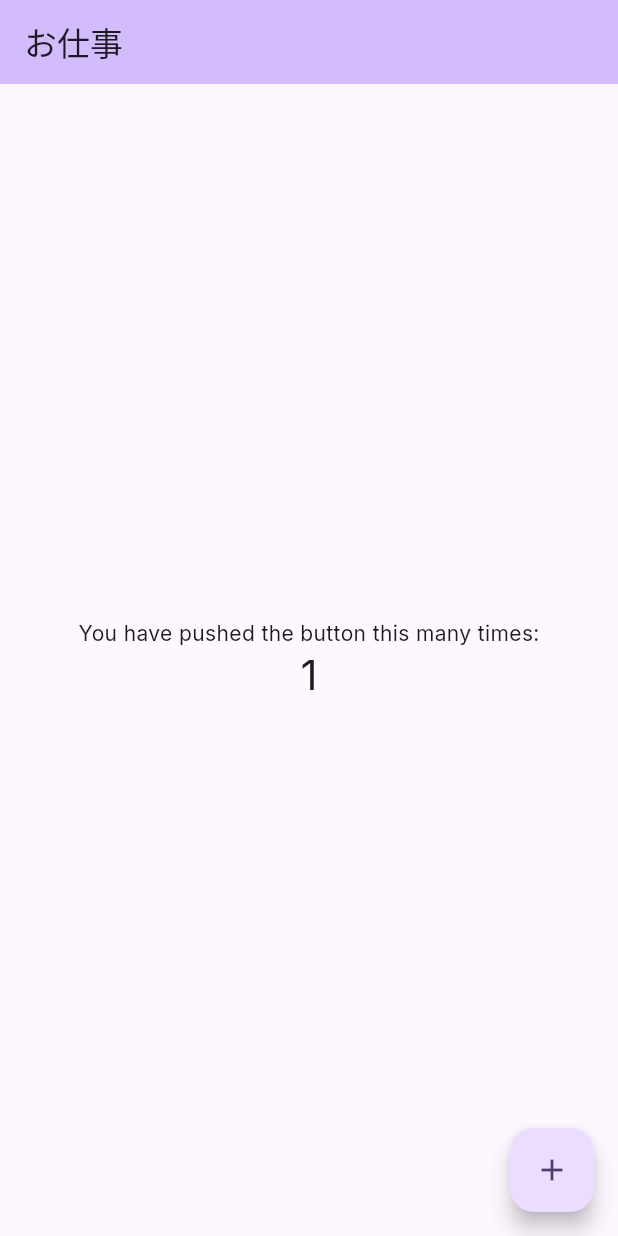
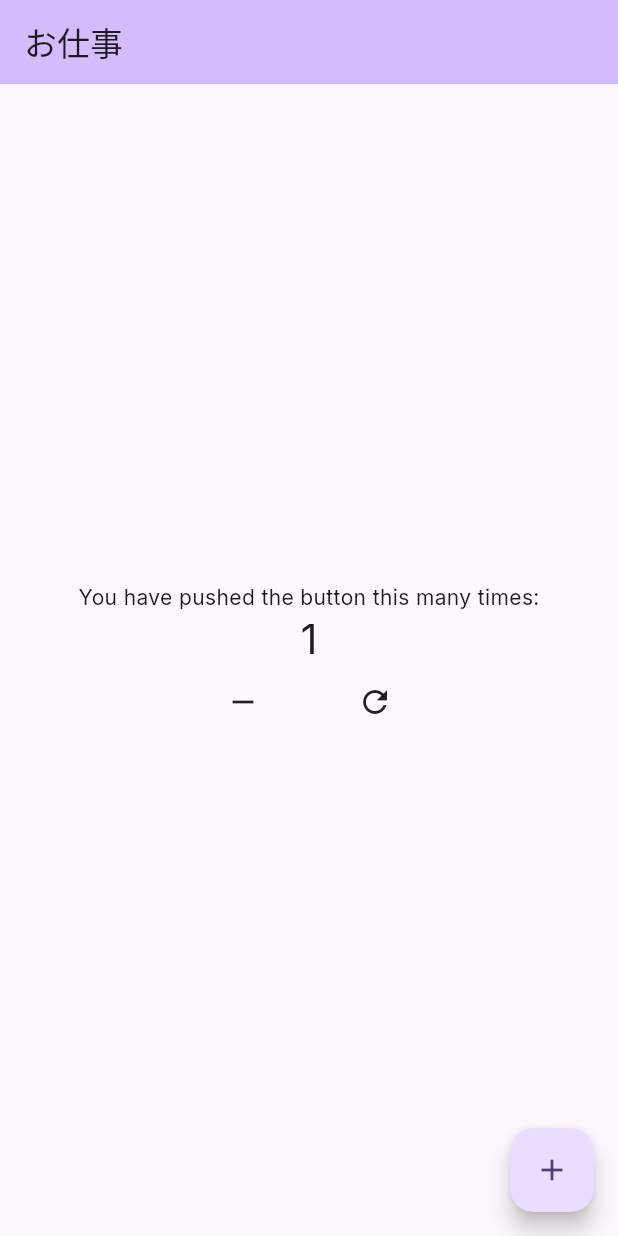
Before and after one commit to lv-kit/flutter-riverpod-sample, a Flutter app: the screen it shows after launch, after a tap on the "add" icon, on a phone screen of 412 x 824 dp. Run offline on Flutter 3.47's test engine with Material 3 defaults, Android fonts, the phone set to English and light mode, and no system bars; our stand-ins replace flutter_riverpod, google_fonts.

Commit message:
replace provider

```diff
--- a/lib/main.dart
+++ b/lib/main.dart
@@ -1,8 +1,11 @@
 import 'package:flutter/material.dart';
 import 'package:google_fonts/google_fonts.dart';
+import 'package:flutter_riverpod/flutter_riverpod.dart';
 
+final counterProvider = StateNotifierProvider<Counter, int>((ref) => Counter());
+final counterMessageProvider = Provider<String>((ref) => 'You have pushed the button this many times:');
 void main() {
-  runApp(const MyApp());
+  runApp(const ProviderScope(child: MyApp()));
 }
 
 class MyApp extends StatelessWidget {
@@ -40,46 +43,24 @@ class MyApp extends StatelessWidget {
   }
 }
 
-class MyHomePage extends StatefulWidget {
+class Counter extends StateNotifier<int> {
+  Counter(): super(0);
+
+  void increment() => state++;
+
+  void decrement() => state == 0 ? 0 : state--;
+
+  void reset() => state = 0;
+}
+
+class MyHomePage extends ConsumerWidget {
   const MyHomePage({super.key, required this.title});
-
-  // This widget is the home page of your application. It is stateful, meaning
-  // that it has a State object (defined below) that contains fields that affect
-  // how it looks.
-
-  // This class is the configuration for the state. It holds the values (in this
-  // case the title) provided by the parent (in this case the App widget) and
-  // used by the build method of the State. Fields in a Widget subclass are
-  // always marked "final".
-
   final String title;
 
   @override
-  State<MyHomePage> createState() => _MyHomePageState();
-}
-
-class _MyHomePageState extends State<MyHomePage> {
-  int _counter = 0;
-
-  void _incrementCounter() {
-    setState(() {
-      // This call to setState tells the Flutter framework that something has
-      // changed in this State, which causes it to rerun the build method below
-      // so that the display can reflect the updated values. If we changed
-      // _counter without calling setState(), then the build method would not be
-      // called again, and so nothing would appear to happen.
-      _counter++;
-    });
-  }
-
-  @override
-  Widget build(BuildContext context) {
-    // This method is rerun every time setState is called, for instance as done
-    // by the _incrementCounter method above.
-    //
-    // The Flutter framework has been optimized to make rerunning build methods
-    // fast, so that you can just rebuild anything that needs updating rather
-    // than having to individually change instances of widgets.
+  Widget build(BuildContext context, WidgetRef ref) {
+    final counter = ref.watch(counterProvider);
+    final counterMessage = ref.watch(counterMessageProvider);
     return Scaffold(
       appBar: AppBar(
         // TRY THIS: Try changing the color here to a specific color (to
@@ -88,7 +69,7 @@ class _MyHomePageState extends State<MyHomePage> {
         backgroundColor: Theme.of(context).colorScheme.inversePrimary,
         // Here we take the value from the MyHomePage object that was created by
         // the App.build method, and use it to set our appbar title.
-        title: Text(widget.title),
+        title: Text(title),
       ),
       body: Center(
         // Center is a layout widget. It takes a single child and positions it
@@ -109,18 +90,23 @@ class _MyHomePageState extends State<MyHomePage> {
           // wireframe for each widget.
           mainAxisAlignment: MainAxisAlignment.center,
           children: <Widget>[
-            const Text(
-              'You have pushed the button this many times:',
+            Text(counterMessage),
+            Text(
+              '$counter',
+              style: Theme.of(context).textTheme.headlineMedium,
             ),
-            Text(
-              '$_counter',
-              style: Theme.of(context).textTheme.headlineMedium,
+            Row(
+              mainAxisAlignment: MainAxisAlignment.center,
+              children: <MaterialButton>[
+                MaterialButton(onPressed: () =>  ref.read(counterProvider.notifier).decrement(), child: const Icon(Icons.remove),),
+                MaterialButton(onPressed: () =>  ref.read(counterProvider.notifier).reset(), child: const Icon(Icons.refresh),),
+              ],
             ),
           ],
         ),
       ),
       floatingActionButton: FloatingActionButton(
-        onPressed: _incrementCounter,
+        onPressed: () => ref.read(counterProvider.notifier).increment(),
         tooltip: 'Increment',
         child: const Icon(Icons.add),
       ), // This trailing comma makes auto-formatting nicer for build methods.
```
